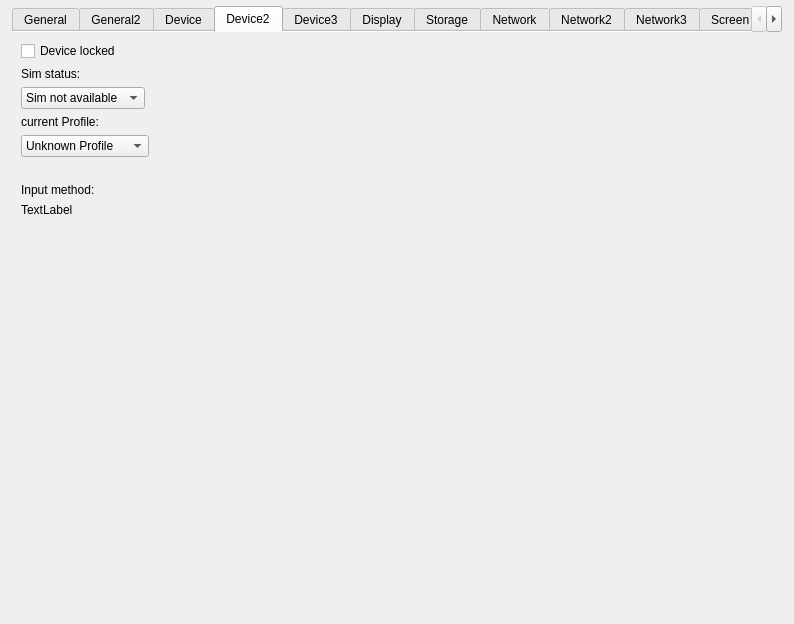
qtproject/qt-mobility, file examples/sysinfo/dialog_s60.ui: the form before one commit.
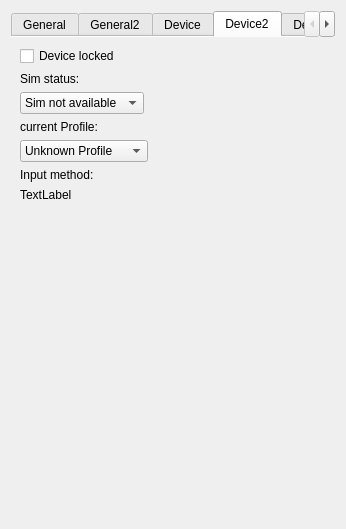
The form after the commit. The open tabs and pages were chosen to show the change.

Commit message:
make this work better for s60.
at least the emulator.

```diff
--- a/examples/sysinfo/dialog_s60.ui
+++ b/examples/sysinfo/dialog_s60.ui
@@ -6,24 +6,18 @@
    <rect>
     <x>0</x>
     <y>0</y>
-    <width>794</width>
-    <height>624</height>
+    <width>346</width>
+    <height>529</height>
    </rect>
   </property>
   <property name="windowTitle">
    <string>System Information</string>
   </property>
+  <layout class="QGridLayout" name="gridLayout">
+   <item row="0" column="0">
   <widget class="QTabWidget" name="tabWidget">
-   <property name="geometry">
-    <rect>
-     <x>12</x>
-     <y>6</y>
-     <width>770</width>
-     <height>627</height>
-    </rect>
-   </property>
    <property name="sizePolicy">
-    <sizepolicy hsizetype="Minimum" vsizetype="Expanding">
+      <sizepolicy hsizetype="Expanding" vsizetype="Expanding">
      <horstretch>0</horstretch>
      <verstretch>0</verstretch>
     </sizepolicy>
@@ -512,8 +506,8 @@
     <attribute name="title">
      <string>Device2</string>
     </attribute>
-    <layout class="QVBoxLayout" name="verticalLayout">
-     <item>
+      <layout class="QGridLayout" name="gridLayout_16">
+       <item row="0" column="0">
       <widget class="QCheckBox" name="deviceLockCheckBox">
        <property name="sizePolicy">
         <sizepolicy hsizetype="Expanding" vsizetype="Fixed">
@@ -526,8 +520,8 @@
        </property>
       </widget>
      </item>
-     <item>
-      <widget class="QLabel" name="label_23">
+       <item row="1" column="0">
+        <widget class="QLabel" name="label_37">
        <property name="sizePolicy">
         <sizepolicy hsizetype="Expanding" vsizetype="Fixed">
          <horstretch>0</horstretch>
@@ -539,7 +533,7 @@
        </property>
       </widget>
      </item>
-     <item>
+       <item row="2" column="0">
       <widget class="QComboBox" name="simComboBox">
        <property name="sizePolicy">
         <sizepolicy hsizetype="Fixed" vsizetype="Fixed">
@@ -569,8 +563,8 @@
        </item>
       </widget>
      </item>
-     <item>
-      <widget class="QLabel" name="label_24">
+       <item row="3" column="0">
+        <widget class="QLabel" name="label_38">
        <property name="sizePolicy">
         <sizepolicy hsizetype="Expanding" vsizetype="Fixed">
          <horstretch>0</horstretch>
@@ -582,7 +576,7 @@
        </property>
       </widget>
      </item>
-     <item>
+       <item row="4" column="0">
       <widget class="QComboBox" name="profileComboBox">
        <property name="sizePolicy">
         <sizepolicy hsizetype="Fixed" vsizetype="Fixed">
@@ -632,21 +626,8 @@
        </item>
       </widget>
      </item>
-     <item>
-      <spacer name="horizontalSpacer_4">
-       <property name="orientation">
-        <enum>Qt::Horizontal</enum>
-       </property>
-       <property name="sizeHint" stdset="0">
-        <size>
-         <width>359</width>
-         <height>20</height>
-        </size>
-       </property>
-      </spacer>
-     </item>
-     <item>
-      <widget class="QLabel" name="label_25">
+       <item row="5" column="0">
+        <widget class="QLabel" name="label_39">
        <property name="sizePolicy">
         <sizepolicy hsizetype="Expanding" vsizetype="Fixed">
          <horstretch>0</horstretch>
@@ -658,10 +639,23 @@
        </property>
       </widget>
      </item>
-     <item>
+       <item row="5" column="1" rowspan="2">
+        <spacer name="horizontalSpacer_13">
+         <property name="orientation">
+          <enum>Qt::Horizontal</enum>
+         </property>
+         <property name="sizeHint" stdset="0">
+          <size>
+           <width>359</width>
+           <height>20</height>
+          </size>
+         </property>
+        </spacer>
+       </item>
+       <item row="6" column="0">
       <widget class="QLabel" name="inputMethodLabel">
        <property name="sizePolicy">
-        <sizepolicy hsizetype="Expanding" vsizetype="Fixed">
+          <sizepolicy hsizetype="Fixed" vsizetype="Fixed">
          <horstretch>0</horstretch>
          <verstretch>0</verstretch>
         </sizepolicy>
@@ -674,8 +668,8 @@
        </property>
       </widget>
      </item>
-     <item>
-      <spacer name="verticalSpacer_5">
+       <item row="7" column="0">
+        <spacer name="verticalSpacer_14">
        <property name="orientation">
         <enum>Qt::Vertical</enum>
        </property>
@@ -1425,6 +1419,8 @@
     </layout>
    </widget>
   </widget>
+   </item>
+  </layout>
  </widget>
  <resources/>
  <connections/>
```
Left out of the diff: 152 changed lines with no effect on the pictures. Lines whose indentation alone changed are shown as unchanged.
